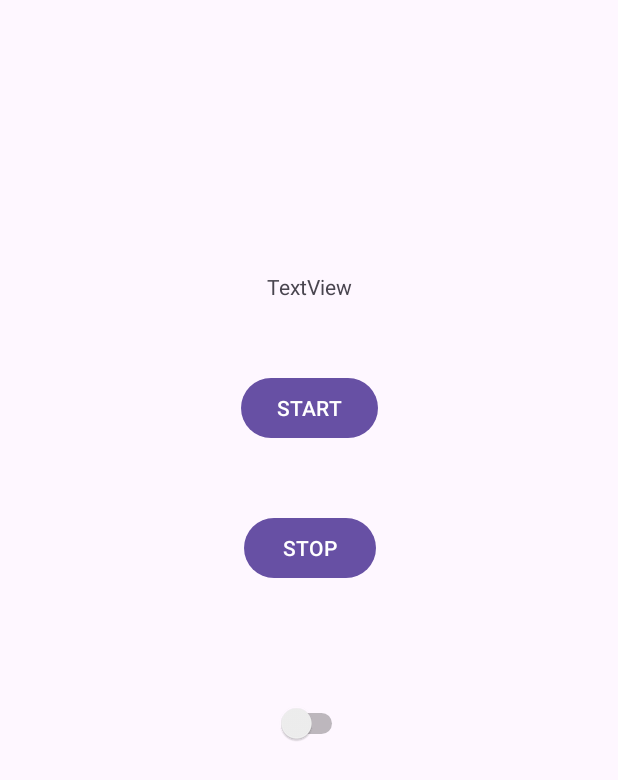
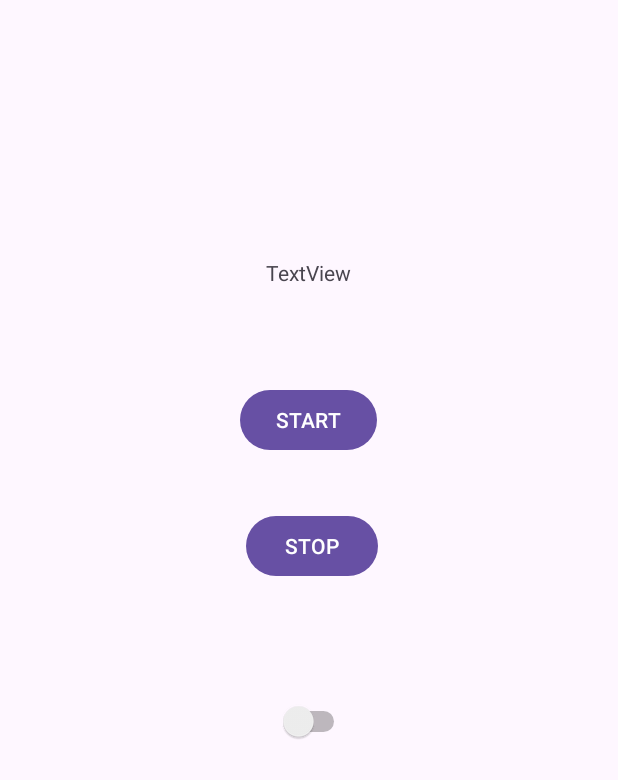
Before and after one commit to cs407uw/cs407-lab04-milestone1-sabarabas, an Android app: the screen it shows after launch (MainActivity), on a phone screen of 412 x 824 dp. Shown: the top 780 px of the screen. Run offline under Robolectric (Android 15) with nearby library versions, the phone set to English and light mode, and no system bars.

Commit message:
center horizontally again

```diff
--- a/app/src/main/res/layout/activity_main.xml
+++ b/app/src/main/res/layout/activity_main.xml
@@ -11,10 +11,10 @@
         android:id="@+id/start"
         android:layout_width="wrap_content"
         android:layout_height="wrap_content"
-        android:layout_centerHorizontal="true"
-        android:layout_marginTop="248dp"
+        android:layout_marginTop="256dp"
         android:text="@string/start_button"
         app:layout_constraintEnd_toEndOf="parent"
+        app:layout_constraintHorizontal_bias="0.498"
         app:layout_constraintStart_toStartOf="parent"
         app:layout_constraintTop_toTopOf="parent" />
 
@@ -24,10 +24,12 @@
         android:layout_height="wrap_content"
         android:layout_centerHorizontal="true"
         android:layout_marginStart="2dp"
-        android:layout_marginTop="45dp"
+        android:layout_marginTop="340dp"
         android:text="@string/stop_button"
-        app:layout_constraintStart_toStartOf="@+id/start"
-        app:layout_constraintTop_toBottomOf="@+id/start" />
+        app:layout_constraintEnd_toEndOf="parent"
+        app:layout_constraintHorizontal_bias="0.504"
+        app:layout_constraintStart_toStartOf="parent"
+        app:layout_constraintTop_toTopOf="parent" />
 
     <Switch
         android:id="@+id/switch1"
@@ -42,9 +44,11 @@
         android:id="@+id/progressText"
         android:layout_width="wrap_content"
         android:layout_height="wrap_content"
-        android:layout_marginStart="17dp"
-        android:layout_marginBottom="47dp"
+        android:layout_marginStart="24dp"
+        android:layout_marginTop="172dp"
         android:text="TextView"
-        app:layout_constraintBottom_toTopOf="@+id/start"
-        app:layout_constraintStart_toStartOf="@+id/start" />
+        app:layout_constraintEnd_toEndOf="parent"
+        app:layout_constraintHorizontal_bias="0.462"
+        app:layout_constraintStart_toStartOf="parent"
+        app:layout_constraintTop_toTopOf="parent" />
 </androidx.constraintlayout.widget.ConstraintLayout>
```
